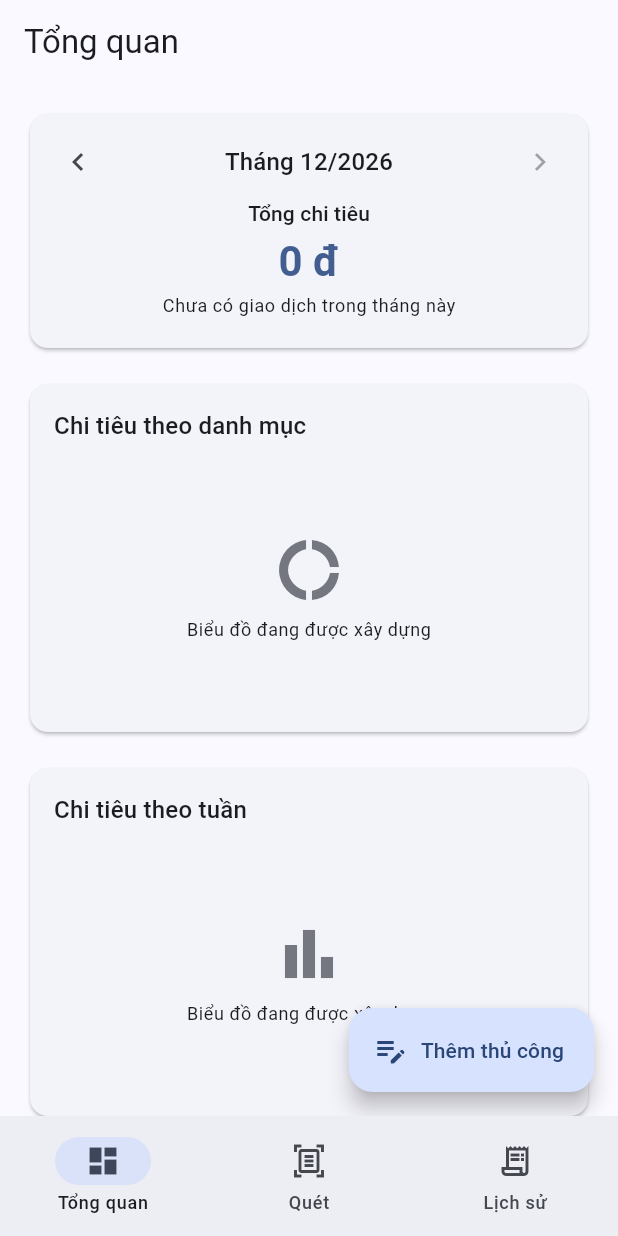
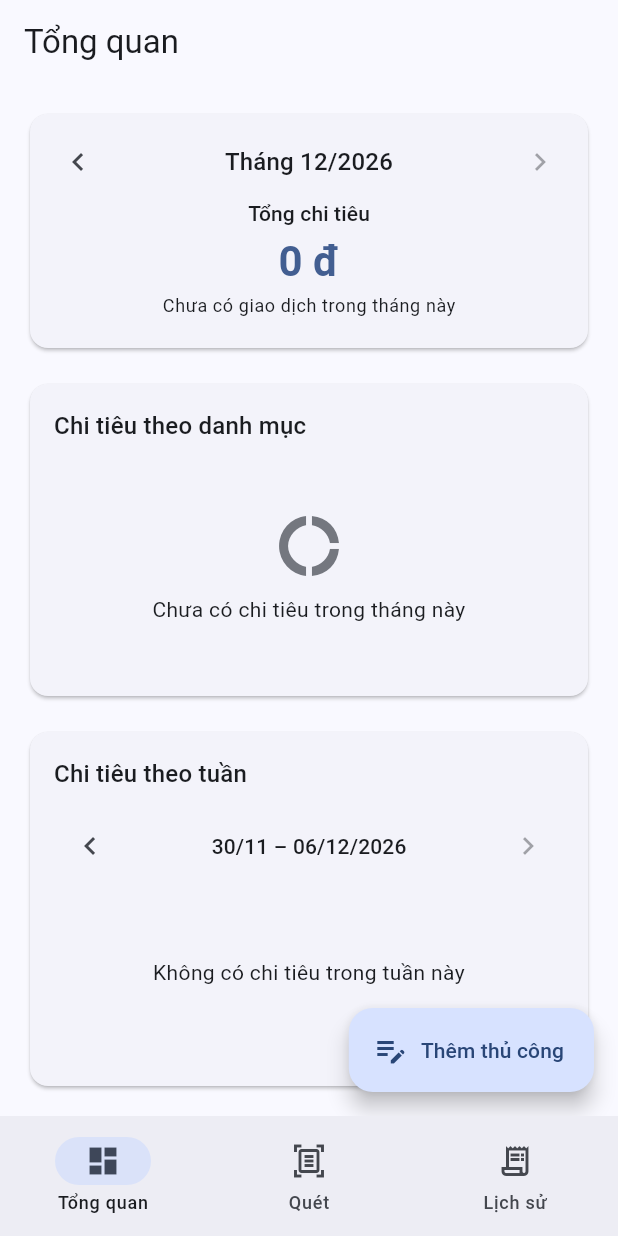
Before and after one commit to lddatitvku0202/vku-expense-ocr, a Flutter app: the screen it shows after launch, on a phone screen of 412 x 824 dp. Run offline on Flutter 3.47's test engine with Material 3 defaults, Android fonts, the phone set to English and light mode, and no system bars; our stand-ins replace camera, flutter_riverpod, go_router, image_cropper, image_picker, permission_handler and 2 more; missing offline and left inert: google_mlkit_text_recognition; accounts and stored records are empty.

Commit message:
feat(dashboard): show the category donut and the weekly bars
The two reserved places now hold DonutChart (categoryTotalsProvider of
the selected month) and WeeklyBarChart (weeklyTotalsProvider, prev /
next through selectedWeekProvider, no future weeks), each with loading
and error states. IntrinsicHeight is gone: it cannot size the charts'
LayoutBuilder; the wide layout is a top-aligned Row from 600 dp.

Co-Authored-By: Claude Opus 5.5 <noreply@anthropic.com>

```diff
--- a/lib/screens/dashboard/dashboard_screen.dart
+++ b/lib/screens/dashboard/dashboard_screen.dart
@@ -6,9 +6,11 @@ import 'package:vku_expense_ocr/core/formatters.dart';
 import 'package:vku_expense_ocr/core/router.dart';
 import 'package:vku_expense_ocr/state/expense_providers.dart';
 import 'package:vku_expense_ocr/state/storage_providers.dart';
+import 'package:vku_expense_ocr/widgets/charts/donut_chart.dart';
+import 'package:vku_expense_ocr/widgets/charts/weekly_bar_chart.dart';
 
-/// "Tổng quan" tab: total of the selected month and, from Phase 9, the
-/// category donut and the weekly bars (FR-7.1).
+/// "Tổng quan" tab: total of the selected month, the category donut and
+/// the weekly bars (FR-7.1), side by side from 600 dp (FR-8.2).
 class DashboardScreen extends ConsumerWidget {
   const DashboardScreen({super.key});
 
@@ -37,15 +39,15 @@ class DashboardScreen extends ConsumerWidget {
         child: LayoutBuilder(
           builder: (context, constraints) {
             final wide = constraints.maxWidth >= wideLayoutWidth;
-            const donut = _ChartSlot(
+            const donut = _ChartCard(
               key: donutSlotKey,
-              icon: Icons.donut_large,
               title: 'Chi tiêu theo danh mục',
+              child: _CategoryDonut(),
             );
-            const weekly = _ChartSlot(
+            const weekly = _ChartCard(
               key: weeklySlotKey,
-              icon: Icons.bar_chart,
               title: 'Chi tiêu theo tuần',
+              child: _WeekBars(),
             );
             return ListView(
               padding: const EdgeInsets.fromLTRB(16, 16, 16, 96),
@@ -53,15 +55,13 @@ class DashboardScreen extends ConsumerWidget {
                 const _MonthSummary(),
                 const SizedBox(height: 16),
                 if (wide)
-                  const IntrinsicHeight(
-                    child: Row(
-                      crossAxisAlignment: CrossAxisAlignment.stretch,
+                  const Row(
+                    crossAxisAlignment: CrossAxisAlignment.start,
                     children: [
                       Expanded(child: donut),
                       SizedBox(width: 16),
                       Expanded(child: weekly),
                     ],
-                    ),
                   )
                 else ...[
                   donut,
@@ -158,43 +158,89 @@ class _MonthSummary extends ConsumerWidget {
   }
 }
 
-/// Place reserved for a Phase 9 chart.
-class _ChartSlot extends StatelessWidget {
-  const _ChartSlot({super.key, required this.icon, required this.title});
+/// A titled card holding one chart.
+class _ChartCard extends StatelessWidget {
+  const _ChartCard({super.key, required this.title, required this.child});
 
-  final IconData icon;
   final String title;
+  final Widget child;
 
   @override
-  Widget build(BuildContext context) {
-    final theme = Theme.of(context);
-    return Card(
+  Widget build(BuildContext context) => Card(
     child: Padding(
       padding: const EdgeInsets.all(16),
       child: Column(
-          crossAxisAlignment: CrossAxisAlignment.start,
+        crossAxisAlignment: CrossAxisAlignment.stretch,
         children: [
-            Text(title, style: theme.textTheme.titleMedium),
-            const SizedBox(height: 16),
-            SizedBox(
-              height: 160,
-              child: Center(
-                child: Column(
-                  mainAxisSize: MainAxisSize.min,
-                  children: [
-                    Icon(icon, size: 48, color: theme.colorScheme.outline),
-                    const SizedBox(height: 8),
-                    Text(
-                      'Biểu đồ đang được xây dựng',
-                      style: theme.textTheme.bodySmall,
-                    ),
-                  ],
-                ),
-              ),
-            ),
+          Text(title, style: Theme.of(context).textTheme.titleMedium),
+          const SizedBox(height: 12),
+          child,
         ],
       ),
     ),
   );
 }
+
+/// Donut of the selected month (FR-6.1); rebuilds only for its provider.
+class _CategoryDonut extends ConsumerWidget {
+  const _CategoryDonut();
+
+  @override
+  Widget build(BuildContext context, WidgetRef ref) => ref
+      .watch(categoryTotalsProvider)
+      .when(
+        loading: () => const _ChartLoading(),
+        error: (error, stack) => const _ChartError(),
+        data: (totals) => DonutChart(totals: totals),
+      );
 }
+
+/// Bars of the selected week (FR-6.3), with week navigation.
+class _WeekBars extends ConsumerWidget {
+  const _WeekBars();
+
+  @override
+  Widget build(BuildContext context, WidgetRef ref) {
+    final today = ref.watch(clockProvider)();
+    final currentWeek = DateRanges.startOfWeek(today);
+    final notifier = ref.read(selectedWeekProvider.notifier);
+    return ref
+        .watch(weeklyTotalsProvider)
+        .when(
+          loading: () => const _ChartLoading(),
+          error: (error, stack) => const _ChartError(),
+          data: (week) => WeeklyBarChart(
+            week: week,
+            today: today,
+            onPrevious: notifier.previous,
+            // No future weeks.
+            onNext: week.weekStart.isBefore(currentWeek) ? notifier.next : null,
+          ),
+        );
+  }
+}
+
+class _ChartLoading extends StatelessWidget {
+  const _ChartLoading();
+
+  @override
+  Widget build(BuildContext context) => const SizedBox(
+    height: 160,
+    child: Center(child: CircularProgressIndicator()),
+  );
+}
+
+class _ChartError extends StatelessWidget {
+  const _ChartError();
+
+  @override
+  Widget build(BuildContext context) => SizedBox(
+    height: 160,
+    child: Center(
+      child: Text(
+        'Không tải được dữ liệu biểu đồ',
+        style: TextStyle(color: Theme.of(context).colorScheme.error),
+      ),
+    ),
+  );
+}
```
Lines whose indentation alone changed are shown as unchanged.
